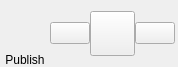
Old version of the form DMHelper/src/publishbuttonribbon.ui in the repository MMetze/DMHelper.
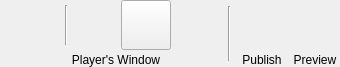
New version of the form. Icons and pictures are not drawn. Custom widgets are drawn as their Qt base class.

```diff
--- a/DMHelper/src/publishbuttonribbon.ui
+++ b/DMHelper/src/publishbuttonribbon.ui
@@ -6,16 +6,28 @@
    <rect>
     <x>0</x>
     <y>0</y>
-    <width>178</width>
+    <width>340</width>
     <height>67</height>
    </rect>
   </property>
+  <property name="minimumSize">
+   <size>
+    <width>0</width>
+    <height>67</height>
+   </size>
+  </property>
+  <property name="maximumSize">
+   <size>
+    <width>16777215</width>
+    <height>67</height>
+   </size>
+  </property>
   <property name="windowTitle">
    <string>Frame</string>
   </property>
-  <layout class="QHBoxLayout" name="horizontalLayout" stretch="0,0,0,0,1">
+  <layout class="QHBoxLayout" name="horizontalLayout_2">
    <property name="spacing">
-    <number>0</number>
+    <number>3</number>
    </property>
    <property name="leftMargin">
     <number>0</number>
@@ -29,148 +41,13 @@
    <property name="bottomMargin">
     <number>0</number>
    </property>
-   <item>
-    <layout class="QVBoxLayout" name="verticalLayout">
-     <property name="spacing">
-      <number>0</number>
-     </property>
-     <item>
-      <widget class="QPushButton" name="btnPublish">
-       <property name="minimumSize">
-        <size>
-         <width>50</width>
-         <height>50</height>
-        </size>
-       </property>
-       <property name="maximumSize">
-        <size>
-         <width>50</width>
-         <height>50</height>
-        </size>
-       </property>
-       <property name="toolTip">
-        <string>Snap the Player's Window camera to the Battle View</string>
-       </property>
-       <property name="styleSheet">
-        <string notr="true">border-color: rgb(255, 0, 0);</string>
-       </property>
-       <property name="text">
-        <string/>
-       </property>
-       <property name="icon">
-        <iconset resource="resources.qrc">
-         <normaloff>:/img/data/icon_publish.png</normaloff>:/img/data/icon_publish.png</iconset>
-       </property>
-       <property name="iconSize">
-        <size>
-         <width>40</width>
-         <height>40</height>
-        </size>
-       </property>
-       <property name="checkable">
-        <bool>true</bool>
-       </property>
-       <property name="flat">
-        <bool>true</bool>
-       </property>
-      </widget>
-     </item>
-     <item>
-      <widget class="QLabel" name="label_11">
-       <property name="sizePolicy">
-        <sizepolicy hsizetype="Fixed" vsizetype="Preferred">
-         <horstretch>0</horstretch>
-         <verstretch>0</verstretch>
-        </sizepolicy>
-       </property>
-       <property name="minimumSize">
-        <size>
-         <width>50</width>
-         <height>0</height>
-        </size>
-       </property>
-       <property name="maximumSize">
-        <size>
-         <width>50</width>
-         <height>16777215</height>
-        </size>
-       </property>
-       <property name="text">
-        <string>Publish</string>
-       </property>
-       <property name="alignment">
-        <set>Qt::AlignBottom|Qt::AlignHCenter</set>
-       </property>
-      </widget>
-     </item>
-    </layout>
-   </item>
-   <item>
-    <widget class="QPushButton" name="btnCW">
-     <property name="sizePolicy">
-      <sizepolicy hsizetype="Fixed" vsizetype="Fixed">
-       <horstretch>0</horstretch>
-       <verstretch>0</verstretch>
-      </sizepolicy>
-     </property>
-     <property name="text">
-      <string/>
-     </property>
-     <property name="icon">
-      <iconset resource="resources.qrc">
-       <normaloff>:/img/data/icon_rotate_cw.png</normaloff>:/img/data/icon_rotate_cw.png</iconset>
-     </property>
-    </widget>
-   </item>
-   <item>
-    <widget class="ColorPushButton" name="btnColor">
-     <property name="sizePolicy">
-      <sizepolicy hsizetype="Fixed" vsizetype="Fixed">
-       <horstretch>0</horstretch>
-       <verstretch>0</verstretch>
-      </sizepolicy>
-     </property>
-     <property name="minimumSize">
-      <size>
-       <width>45</width>
-       <height>45</height>
-      </size>
-     </property>
-     <property name="maximumSize">
-      <size>
-       <width>45</width>
-       <height>45</height>
-      </size>
-     </property>
-     <property name="text">
-      <string/>
-     </property>
-    </widget>
-   </item>
-   <item>
-    <widget class="QPushButton" name="btnCCW">
-     <property name="sizePolicy">
-      <sizepolicy hsizetype="Fixed" vsizetype="Fixed">
-       <horstretch>0</horstretch>
-       <verstretch>0</verstretch>
-      </sizepolicy>
-     </property>
-     <property name="text">
-      <string/>
-     </property>
-     <property name="icon">
-      <iconset resource="resources.qrc">
-       <normaloff>:/img/data/icon_rotate_ccw.png</normaloff>:/img/data/icon_rotate_ccw.png</iconset>
-     </property>
-    </widget>
-   </item>
    <item>
     <spacer name="horizontalSpacer">
      <property name="orientation">
       <enum>Qt::Horizontal</enum>
      </property>
      <property name="sizeType">
-      <enum>QSizePolicy::Minimum</enum>
+      <enum>QSizePolicy::MinimumExpanding</enum>
      </property>
      <property name="sizeHint" stdset="0">
       <size>
@@ -180,6 +57,368 @@
      </property>
     </spacer>
    </item>
+   <item>
+    <layout class="QVBoxLayout" name="verticalLayout_2">
+     <property name="spacing">
+      <number>0</number>
+     </property>
+     <item>
+      <layout class="QHBoxLayout" name="horizontalLayout">
+       <property name="spacing">
+        <number>0</number>
+       </property>
+       <item>
+        <widget class="QPushButton" name="btnPlayersWindow">
+         <property name="minimumSize">
+          <size>
+           <width>50</width>
+           <height>50</height>
+          </size>
+         </property>
+         <property name="maximumSize">
+          <size>
+           <width>50</width>
+           <height>50</height>
+          </size>
+         </property>
+         <property name="toolTip">
+          <string>Open the Player's Window</string>
+         </property>
+         <property name="text">
+          <string/>
+         </property>
+         <property name="icon">
+          <iconset resource="resources.qrc">
+           <normaloff>:/img/data/icon_playerswindow.png</normaloff>:/img/data/icon_playerswindow.png</iconset>
+         </property>
+         <property name="iconSize">
+          <size>
+           <width>40</width>
+           <height>40</height>
+          </size>
+         </property>
+         <property name="checkable">
+          <bool>true</bool>
+         </property>
+         <property name="flat">
+          <bool>true</bool>
+         </property>
+        </widget>
+       </item>
+       <item>
+        <widget class="Line" name="line_3">
+         <property name="minimumSize">
+          <size>
+           <width>10</width>
+           <height>0</height>
+          </size>
+         </property>
+         <property name="maximumSize">
+          <size>
+           <width>10</width>
+           <height>40</height>
+          </size>
+         </property>
+         <property name="orientation">
+          <enum>Qt::Vertical</enum>
+         </property>
+        </widget>
+       </item>
+       <item>
+        <widget class="QPushButton" name="btnCW">
+         <property name="sizePolicy">
+          <sizepolicy hsizetype="Fixed" vsizetype="Fixed">
+           <horstretch>0</horstretch>
+           <verstretch>0</verstretch>
+          </sizepolicy>
+         </property>
+         <property name="minimumSize">
+          <size>
+           <width>50</width>
+           <height>50</height>
+          </size>
+         </property>
+         <property name="maximumSize">
+          <size>
+           <width>50</width>
+           <height>50</height>
+          </size>
+         </property>
+         <property name="toolTip">
+          <string>Rotate the published image clockwise</string>
+         </property>
+         <property name="text">
+          <string/>
+         </property>
+         <property name="icon">
+          <iconset resource="resources.qrc">
+           <normaloff>:/img/data/icon_rotate_cw.png</normaloff>:/img/data/icon_rotate_cw.png</iconset>
+         </property>
+         <property name="iconSize">
+          <size>
+           <width>40</width>
+           <height>40</height>
+          </size>
+         </property>
+         <property name="flat">
+          <bool>true</bool>
+         </property>
+        </widget>
+       </item>
+       <item>
+        <widget class="ColorPushButton" name="btnColor">
+         <property name="sizePolicy">
+          <sizepolicy hsizetype="Fixed" vsizetype="Fixed">
+           <horstretch>0</horstretch>
+           <verstretch>0</verstretch>
+          </sizepolicy>
+         </property>
+         <property name="minimumSize">
+          <size>
+           <width>50</width>
+           <height>50</height>
+          </size>
+         </property>
+         <property name="maximumSize">
+          <size>
+           <width>50</width>
+           <height>50</height>
+          </size>
+         </property>
+         <property name="toolTip">
+          <string>Set the background color for the Player's Window</string>
+         </property>
+         <property name="text">
+          <string/>
+         </property>
+         <property name="flat">
+          <bool>false</bool>
+         </property>
+        </widget>
+       </item>
+       <item>
+        <widget class="QPushButton" name="btnCCW">
+         <property name="sizePolicy">
+          <sizepolicy hsizetype="Fixed" vsizetype="Fixed">
+           <horstretch>0</horstretch>
+           <verstretch>0</verstretch>
+          </sizepolicy>
+         </property>
+         <property name="minimumSize">
+          <size>
+           <width>50</width>
+           <height>50</height>
+          </size>
+         </property>
+         <property name="maximumSize">
+          <size>
+           <width>50</width>
+           <height>50</height>
+          </size>
+         </property>
+         <property name="toolTip">
+          <string>Rotate the published image counter-clockwise</string>
+         </property>
+         <property name="text">
+          <string/>
+         </property>
+         <property name="icon">
+          <iconset resource="resources.qrc">
+           <normaloff>:/img/data/icon_rotate_ccw.png</normaloff>:/img/data/icon_rotate_ccw.png</iconset>
+         </property>
+         <property name="iconSize">
+          <size>
+           <width>40</width>
+           <height>40</height>
+          </size>
+         </property>
+         <property name="flat">
+          <bool>true</bool>
+         </property>
+        </widget>
+       </item>
+      </layout>
+     </item>
+     <item>
+      <widget class="QLabel" name="lblPlayersWindow">
+       <property name="sizePolicy">
+        <sizepolicy hsizetype="Fixed" vsizetype="Preferred">
+         <horstretch>0</horstretch>
+         <verstretch>0</verstretch>
+        </sizepolicy>
+       </property>
+       <property name="minimumSize">
+        <size>
+         <width>210</width>
+         <height>0</height>
+        </size>
+       </property>
+       <property name="maximumSize">
+        <size>
+         <width>210</width>
+         <height>16777215</height>
+        </size>
+       </property>
+       <property name="text">
+        <string>Player's Window</string>
+       </property>
+       <property name="alignment">
+        <set>Qt::AlignBottom|Qt::AlignHCenter</set>
+       </property>
+      </widget>
+     </item>
+    </layout>
+   </item>
+   <item>
+    <widget class="Line" name="line_2">
+     <property name="minimumSize">
+      <size>
+       <width>10</width>
+       <height>0</height>
+      </size>
+     </property>
+     <property name="maximumSize">
+      <size>
+       <width>10</width>
+       <height>55</height>
+      </size>
+     </property>
+     <property name="orientation">
+      <enum>Qt::Vertical</enum>
+     </property>
+    </widget>
+   </item>
+   <item>
+    <layout class="QVBoxLayout" name="verticalLayout">
+     <property name="spacing">
+      <number>0</number>
+     </property>
+     <item>
+      <widget class="QPushButton" name="btnPublish">
+       <property name="minimumSize">
+        <size>
+         <width>50</width>
+         <height>50</height>
+        </size>
+       </property>
+       <property name="maximumSize">
+        <size>
+         <width>50</width>
+         <height>50</height>
+        </size>
+       </property>
+       <property name="toolTip">
+        <string>Publish the current view to the Player's Window</string>
+       </property>
+       <property name="styleSheet">
+        <string notr="true">border-color: rgb(255, 0, 0);</string>
+       </property>
+       <property name="text">
+        <string/>
+       </property>
+       <property name="icon">
+        <iconset resource="resources.qrc">
+         <normaloff>:/img/data/icon_publish.png</normaloff>:/img/data/icon_publish.png</iconset>
+       </property>
+       <property name="iconSize">
+        <size>
+         <width>40</width>
+         <height>40</height>
+        </size>
+       </property>
+       <property name="checkable">
+        <bool>true</bool>
+       </property>
+       <property name="flat">
+        <bool>true</bool>
+       </property>
+      </widget>
+     </item>
+     <item>
+      <widget class="QLabel" name="lblPublish">
+       <property name="sizePolicy">
+        <sizepolicy hsizetype="Fixed" vsizetype="Preferred">
+         <horstretch>0</horstretch>
+         <verstretch>0</verstretch>
+        </sizepolicy>
+       </property>
+       <property name="minimumSize">
+        <size>
+         <width>50</width>
+         <height>0</height>
+        </size>
+       </property>
+       <property name="maximumSize">
+        <size>
+         <width>50</width>
+         <height>16777215</height>
+        </size>
+       </property>
+       <property name="text">
+        <string>Publish</string>
+       </property>
+       <property name="alignment">
+        <set>Qt::AlignBottom|Qt::AlignHCenter</set>
+       </property>
+      </widget>
+     </item>
+    </layout>
+   </item>
+   <item>
+    <layout class="QVBoxLayout" name="verticalLayout_14">
+     <property name="spacing">
+      <number>0</number>
+     </property>
+     <item>
+      <widget class="QPushButton" name="btnPreview">
+       <property name="minimumSize">
+        <size>
+         <width>50</width>
+         <height>50</height>
+        </size>
+       </property>
+       <property name="maximumSize">
+        <size>
+         <width>50</width>
+         <height>50</height>
+        </size>
+       </property>
+       <property name="toolTip">
+        <string>Open the preview window</string>
+       </property>
+       <property name="text">
+        <string/>
+       </property>
+       <property name="icon">
+        <iconset resource="resources.qrc">
+         <normaloff>:/img/data/icon_preview.png</normaloff>:/img/data/icon_preview.png</iconset>
+       </property>
+       <property name="iconSize">
+        <size>
+         <width>40</width>
+         <height>40</height>
+        </size>
+       </property>
+       <property name="checkable">
+        <bool>false</bool>
+       </property>
+       <property name="flat">
+        <bool>true</bool>
+       </property>
+      </widget>
+     </item>
+     <item>
+      <widget class="QLabel" name="lblPreview">
+       <property name="text">
+        <string>Preview</string>
+       </property>
+       <property name="alignment">
+        <set>Qt::AlignBottom|Qt::AlignHCenter</set>
+       </property>
+      </widget>
+     </item>
+    </layout>
+   </item>
   </layout>
  </widget>
  <customwidgets>
```
